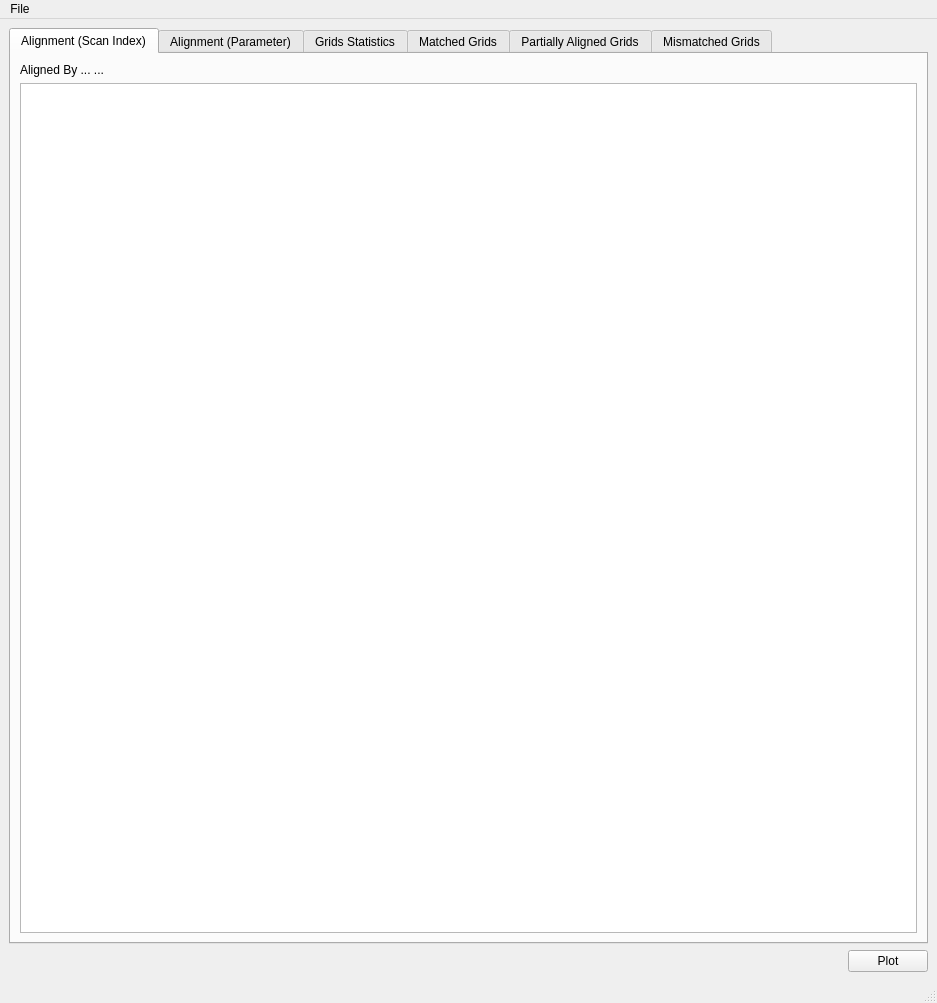
Qt form designer/gridsalignmentview.ui (neutrons/PyRS) before a commit.
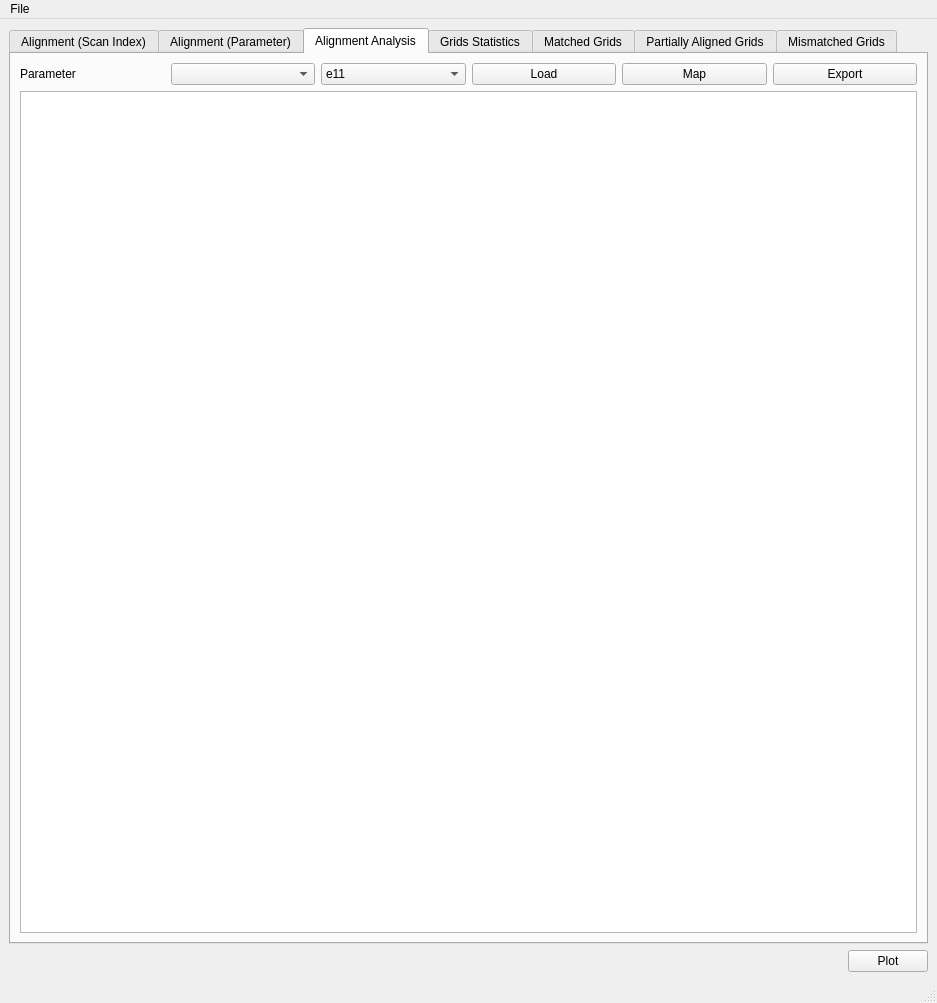
The same form after that commit. The open tabs and pages were chosen to show the change. Custom widgets are drawn as their Qt base class.

Commit message: Refs #15. Added an analysis table to grid view.

What changed in the file:
```diff
--- a/designer/gridsalignmentview.ui
+++ b/designer/gridsalignmentview.ui
@@ -120,7 +120,71 @@
          </layout>
         </item>
         <item>
-         <widget class="ParamValueGridTable" name="tableView"/>
+         <widget class="ParamValueGridTable" name="tableView_alignedParameters"/>
+        </item>
+       </layout>
+      </widget>
+      <widget class="QWidget" name="tab_5">
+       <attribute name="title">
+        <string>Alignment Analysis</string>
+       </attribute>
+       <layout class="QVBoxLayout" name="verticalLayout_2">
+        <item>
+         <layout class="QHBoxLayout" name="horizontalLayout_2">
+          <item>
+           <widget class="QLabel" name="label_8">
+            <property name="text">
+             <string>Parameter</string>
+            </property>
+           </widget>
+          </item>
+          <item>
+           <widget class="QComboBox" name="comboBox_parameterNamesAnalysis"/>
+          </item>
+          <item>
+           <widget class="QComboBox" name="comboBox_ssDirection">
+            <item>
+             <property name="text">
+              <string>e11</string>
+             </property>
+            </item>
+            <item>
+             <property name="text">
+              <string>e22</string>
+             </property>
+            </item>
+            <item>
+             <property name="text">
+              <string>e33</string>
+             </property>
+            </item>
+           </widget>
+          </item>
+          <item>
+           <widget class="QPushButton" name="pushButton_loadParameter">
+            <property name="text">
+             <string>Load</string>
+            </property>
+           </widget>
+          </item>
+          <item>
+           <widget class="QPushButton" name="pushButton_mapParamValueToFinalGrids">
+            <property name="text">
+             <string>Map</string>
+            </property>
+           </widget>
+          </item>
+          <item>
+           <widget class="QPushButton" name="pushButton_export2D">
+            <property name="text">
+             <string>Export</string>
+            </property>
+           </widget>
+          </item>
+         </layout>
+        </item>
+        <item>
+         <widget class="ParamValueMapAnalysisTable" name="tableView_gridParamAnalysis"/>
         </item>
        </layout>
       </widget>
@@ -297,6 +361,11 @@
    <extends>QTableView</extends>
    <header>rstables.h</header>
   </customwidget>
+  <customwidget>
+   <class>ParamValueMapAnalysisTable</class>
+   <extends>QTableView</extends>
+   <header>rstables.h</header>
+  </customwidget>
  </customwidgets>
  <resources/>
  <connections/>
```
Left out of the diff: 33 changed lines with no effect on the pictures. The commit also changes 2 other files.
